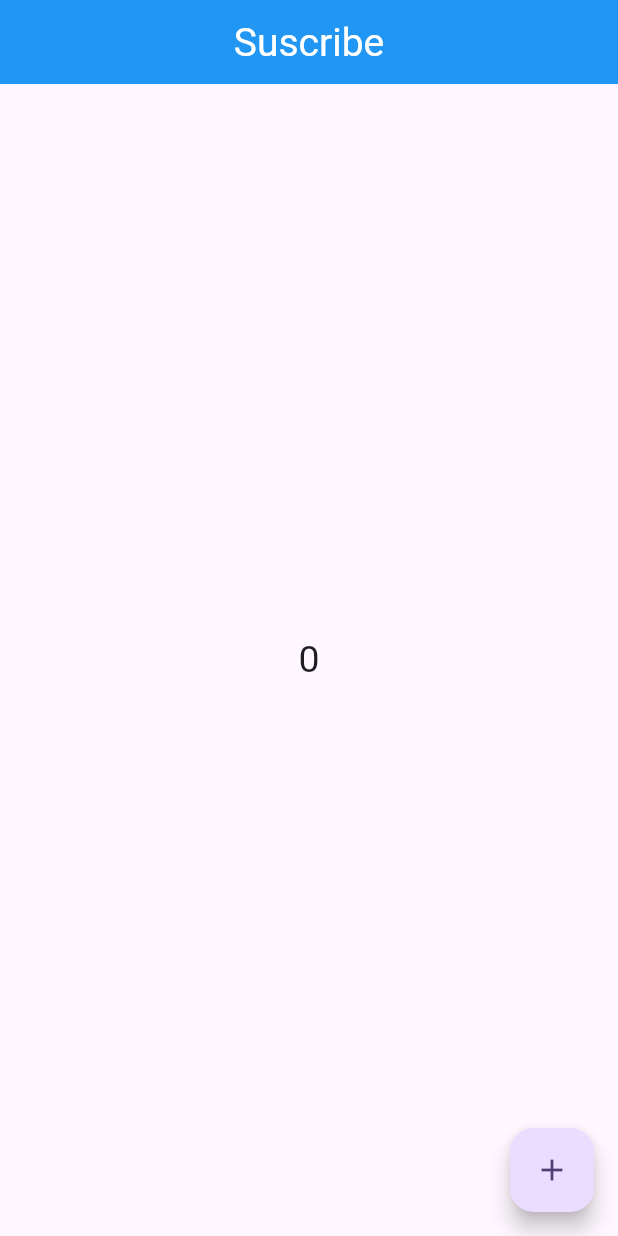
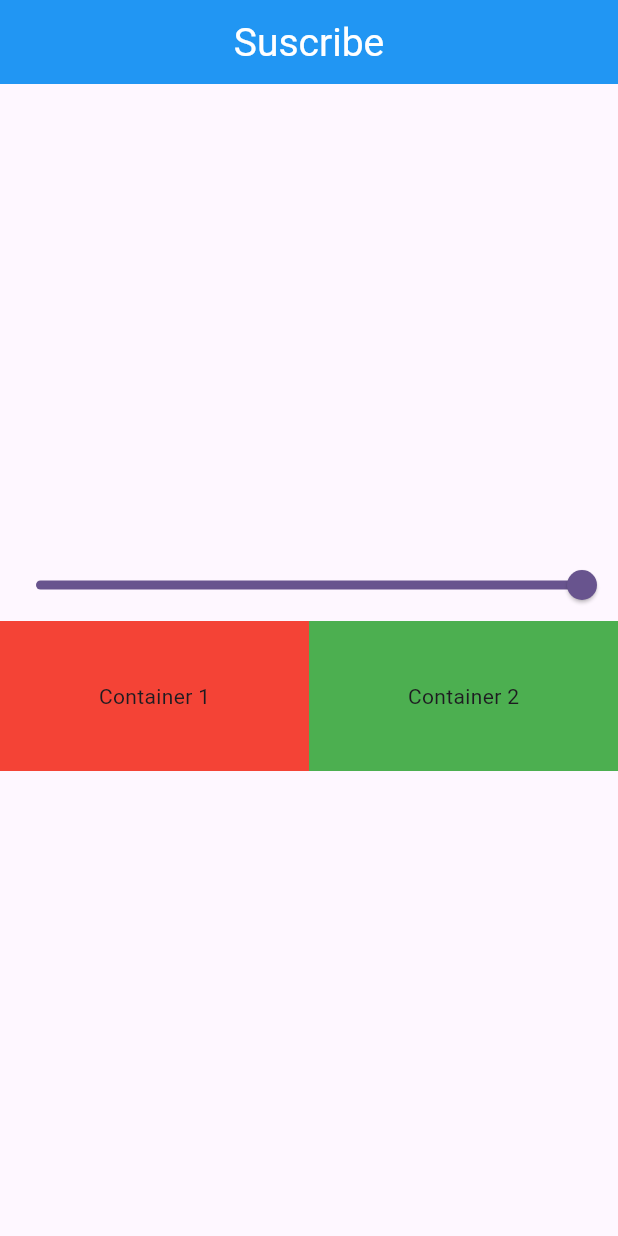
Before and after one commit to sup0808/FlutterProvider, a Flutter app: the screen it shows after launch, on a phone screen of 412 x 824 dp. Run offline on Flutter 3.47's test engine with Material 3 defaults, Android fonts, the phone set to English and light mode, and no system bars.

Commit message:
Changing the color opacity of container using setState

```diff
--- a/lib/main.dart
+++ b/lib/main.dart
@@ -1,6 +1,7 @@
 import 'package:flutter/material.dart';
 import 'package:flutter_provider/provider/count_provider.dart';
 import 'package:flutter_provider/screen/count_example.dart';
+import 'package:flutter_provider/screen/multiple_provider_example.dart';
 import 'package:provider/provider.dart';
 
 void main() {
@@ -22,7 +23,7 @@ class MyApp extends StatelessWidget {
           colorScheme: ColorScheme.fromSeed(seedColor: Colors.deepPurple),
           useMaterial3: true,
         ),
-        home: CountExample(),
+        home: MultipleProviderExample(),
       ),
     );
   }
--- /dev/null
+++ b/lib/screen/multiple_provider_example.dart
@@ -0,0 +1,64 @@
+import 'package:flutter/material.dart';
+
+class MultipleProviderExample extends StatefulWidget {
+  const MultipleProviderExample({super.key});
+
+  @override
+  State<MultipleProviderExample> createState() =>
+      _MultipleProviderExampleState();
+}
+
+class _MultipleProviderExampleState extends State<MultipleProviderExample> {
+  double value = 1.0;
+
+  @override
+  Widget build(BuildContext context) {
+    return Scaffold(
+      appBar: AppBar(
+        title: Text('Suscribe'),
+        backgroundColor: Colors.blue,
+        titleTextStyle: TextStyle(color: Colors.white, fontSize: 26),
+        centerTitle: true,
+      ),
+      body: Column(
+        mainAxisAlignment: MainAxisAlignment.center,
+        children: [
+          Slider(
+              min: 0,
+              max: 1,
+              value: value,
+              onChanged: (changeValue) {
+                setState(() {
+                  value = changeValue;
+                });
+              }),
+          Row(
+
+            children: [
+              Expanded(
+                child: Container(
+                  height: 100,
+                  decoration:
+                      BoxDecoration(color: Colors.red.withOpacity(value)),
+                  child: const Center(
+                    child: Text("Container 1"),
+                  ),
+                ),
+              ),
+              Expanded(
+                child: Container(
+                  height: 100,
+                  decoration:
+                      BoxDecoration(color: Colors.green.withOpacity(value)),
+                  child: Center(
+                    child: Text("Container 2"),
+                  ),
+                ),
+              )
+            ],
+          )
+        ],
+      ),
+    );
+  }
+}
```
Also changed, not shown: lib/provider/multiple_provider.dart (added).
